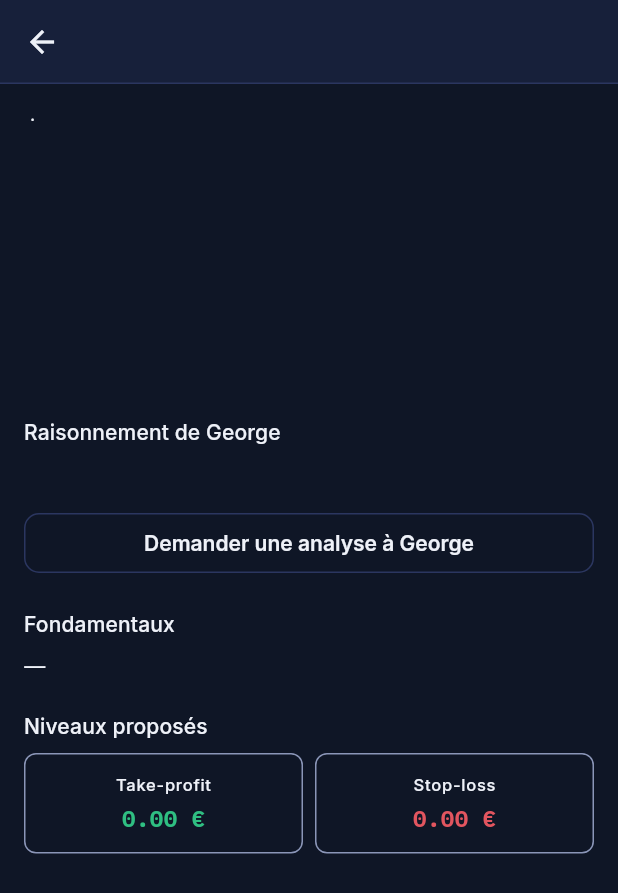
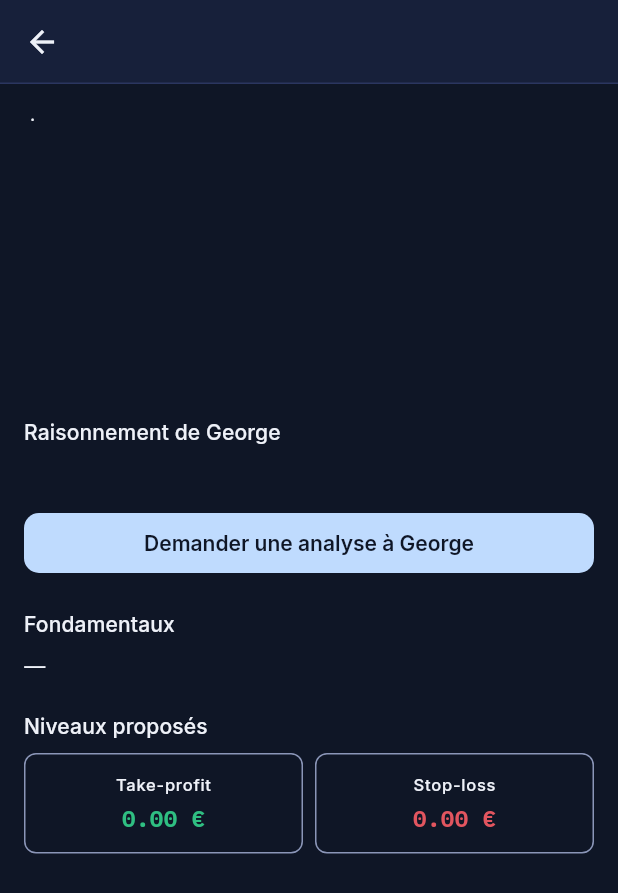
Before and after one commit to brunodouangvichith-svg/Georges, a Flutter app: the DecisionDetailScreen screen opened directly with empty values, on a phone screen of 412 x 824 dp. Shown: the top 893 px of the screen. Run offline on Flutter 3.47's test engine with Material 3 defaults, Android fonts, the phone set to English and light mode, and no system bars; our stand-ins replace dio, fl_chart, flutter_riverpod, go_router, google_fonts, image_picker and 4 more; accounts and stored records are empty; network calls fail.

Commit message:
Mobile: pinch-to-zoom on price chart, light-blue 'Demander une analyse' button
Wraps CandlestickChart in an InteractiveViewer for pinch/pan zoom on the
decision detail screen, and switches the analysis-request button from an
outlined style to a filled light-blue background for better visual prominence.

Co-Authored-By: Claude Sonnet 5 <noreply@anthropic.com>

```diff
--- a/mobile/lib/core/theme/app_theme.dart
+++ b/mobile/lib/core/theme/app_theme.dart
@@ -18,6 +18,7 @@ class AppColors {
   static const textDim = Color(0xFF8B96B8);
   static const accent = Color(0xFF4D7FE0);
   static const accentDim = Color(0xFF2C3F6E);
+  static const accentLight = Color(0xFFBFDBFE);
   static const positive = Color(0xFF2FBF82);
   static const warning = Color(0xFFE3A344);
   static const negative = Color(0xFFE2555F);
--- a/mobile/lib/features/decision_detail/decision_detail_screen.dart
+++ b/mobile/lib/features/decision_detail/decision_detail_screen.dart
@@ -79,7 +79,11 @@ class DecisionDetailScreen extends ConsumerWidget {
           ),
           if (decision != null) ...[
             const SizedBox(height: 12),
-            OutlinedButton(
+            FilledButton(
+              style: FilledButton.styleFrom(
+                backgroundColor: AppColors.accentLight,
+                foregroundColor: AppColors.bg,
+              ),
               onPressed: () => showResponseDialog(
                 context,
                 title: 'George explique — ${security.symbol}',
--- a/mobile/pubspec.yaml
+++ b/mobile/pubspec.yaml
@@ -16,7 +16,7 @@ publish_to: 'none' # Remove this line if you wish to publish to pub.dev
 # https://developer.apple.com/library/archive/documentation/General/Reference/InfoPlistKeyReference/Articles/CoreFoundationKeys.html
 # In Windows, build-name is used as the major, minor, and patch parts
 # of the product and file versions while build-number is used as the build suffix.
-version: 1.5.0+21
+version: 1.5.1+22
 
 environment:
   sdk: ^3.12.2
```
Also changed, not shown: mobile/lib/features/univers/widgets/candlestick_chart.dart (+9 -0 lines).
